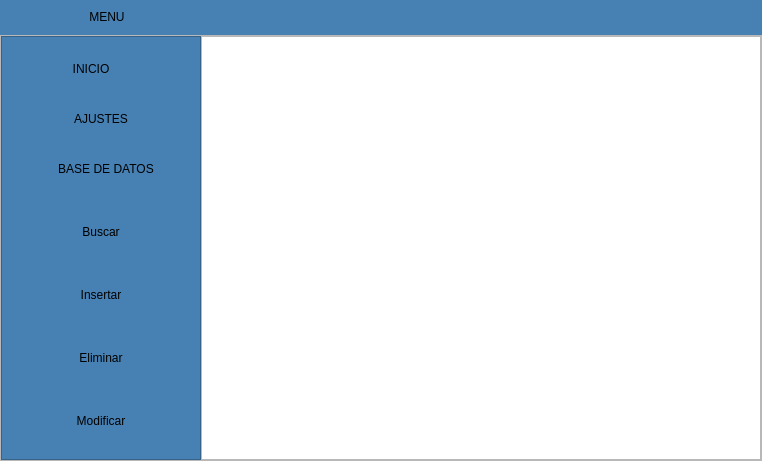
The window that Menu Lateral desplegable/menu.ui (Juankapy/Programacion-app) describes before a commit, drawn with Qt 5.
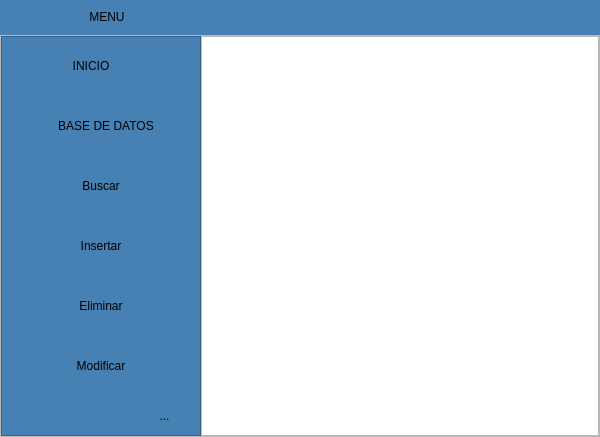
The same window after the commit. Icons and pictures are not drawn.

Commit message:
Cambios del menu.
He puesto un icono en la parte de abajo del menu (parece que es uno especial para ajustes) y le he puesto un hover mas adecuado a los iconos de arriba.
Tenemos que decidir un mejor color.

What changed in the file:
```diff
--- a/Menu Lateral desplegable/menu.ui
+++ b/Menu Lateral desplegable/menu.ui
@@ -2,14 +2,6 @@
 <ui version="4.0">
  <class>MainWindow</class>
  <widget class="QMainWindow" name="MainWindow">
-  <property name="geometry">
-   <rect>
-    <x>0</x>
-    <y>0</y>
-    <width>762</width>
-    <height>461</height>
-   </rect>
-  </property>
   <property name="minimumSize">
    <size>
     <width>400</width>
@@ -168,8 +160,7 @@
 border:5px solid #aa00ff;
 background-color:#ffff00;
 
-}
-</string>
+}</string>
          </property>
          <property name="text">
           <string/>
@@ -327,7 +318,7 @@
        <property name="bottomMargin">
         <number>0</number>
        </property>
-       <item alignment="Qt::AlignLeft">
+       <item>
         <widget class="QFrame" name="frame_lateral">
          <property name="minimumSize">
           <size>
@@ -363,7 +354,7 @@
 border-top-left-radius: 20px;
 border-bottom-left-radius: 20px;
 
-font: 75 12pt &quot;Arial Narrow&quot;;
+font: 75 10pt &quot;Arial black&quot;;
 	
 }
 
@@ -372,7 +363,19 @@
 border-top-left-radius: 20px;
 border-bottom-left-radius: 20px;
 
-font: 75 12pt &quot;Arial Narrow&quot;;
+font: 75 10pt &quot;Arial Black&quot;;
+}
+
+QToolButton{
+background-color: #4780b2;
+border-top-left-radius: 20px;
+border-bottom-left-radius: 20px;
+}
+
+QToolButton:hover{
+background-color: #90D5FF;
+border-top-left-radius: 20px;
+border-bottom-left-radius: 20px;
 }</string>
          </property>
          <property name="frameShape">
@@ -423,16 +426,6 @@
             </property>
            </widget>
           </item>
-          <item>
-           <widget class="QPushButton" name="bt_Ajustes">
-            <property name="toolTipDuration">
-             <number>0</number>
-            </property>
-            <property name="text">
-             <string>AJUSTES</string>
-            </property>
-           </widget>
-          </item>
           <item>
            <widget class="QPushButton" name="bt_BD">
             <property name="minimumSize">
@@ -566,6 +559,43 @@
             </property>
            </widget>
           </item>
+          <item>
+           <layout class="QHBoxLayout" name="horizontalLayout_3">
+            <item>
+             <spacer name="horizontalSpacer_2">
+              <property name="orientation">
+               <enum>Qt::Horizontal</enum>
+              </property>
+              <property name="sizeType">
+               <enum>QSizePolicy::Fixed</enum>
+              </property>
+              <property name="sizeHint" stdset="0">
+               <size>
+                <width>128</width>
+                <height>20</height>
+               </size>
+              </property>
+             </spacer>
+            </item>
+            <item>
+             <widget class="QToolButton" name="toolButton">
+              <property name="text">
+               <string>...</string>
+              </property>
+              <property name="icon">
+               <iconset>
+                <normaloff>barra-de-menus.png</normaloff>barra-de-menus.png</iconset>
+              </property>
+              <property name="iconSize">
+               <size>
+                <width>32</width>
+                <height>32</height>
+               </size>
+              </property>
+             </widget>
+            </item>
+           </layout>
+          </item>
          </layout>
         </widget>
        </item>
```
Left out of the diff: 19 changed lines with no effect on the pictures.
